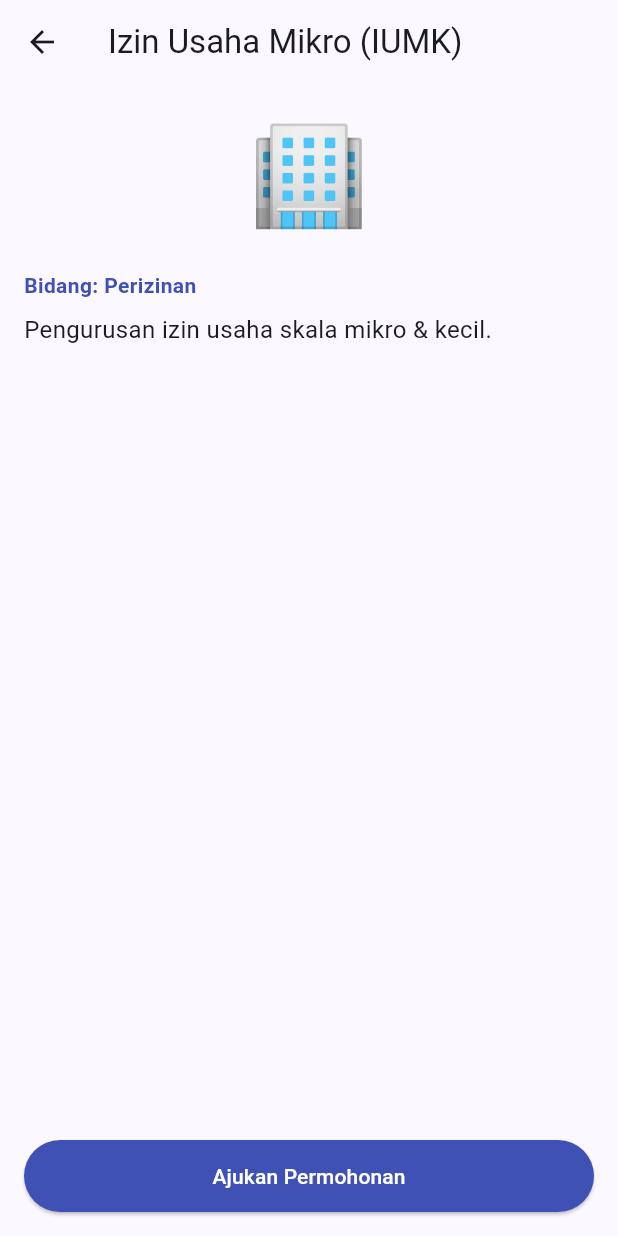
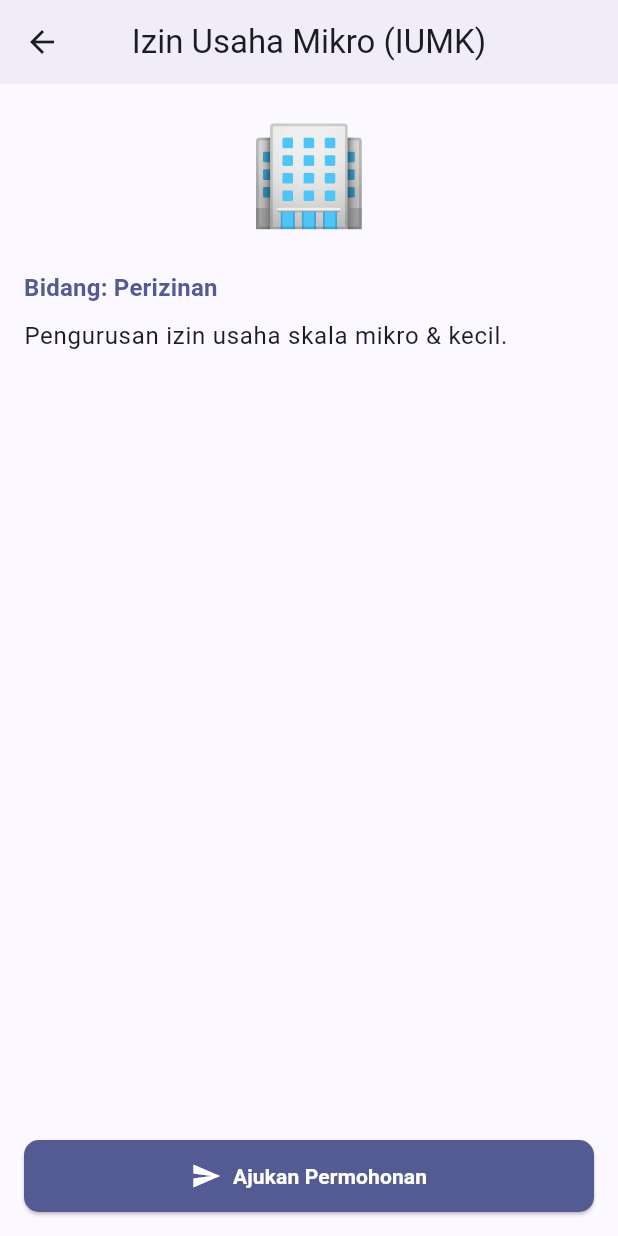
Before and after one commit to alvinesstuananta/nusantara_cerdas_mobile_707012400001PK5, a Flutter app: the HalamanDetailLayanan screen opened directly with sample values from the repository, on a phone screen of 412 x 824 dp. Run offline on Flutter 3.47's test engine with Material 3 defaults, Android fonts, the phone set to English and light mode, and no system bars; our stand-ins replace flutter_bloc.

Commit message:
first commit

```diff
--- /dev/null
+++ b/lib/cubit/theme_cubit.dart
@@ -0,0 +1,14 @@
+import 'package:flutter/material.dart';
+import 'package:flutter_bloc/flutter_bloc.dart';
+
+class ThemeCubit extends Cubit<ThemeMode> {
+  ThemeCubit() : super(ThemeMode.light);
+
+  void toggle() {
+    emit(state == ThemeMode.dark ? ThemeMode.light : ThemeMode.dark);
+  }
+
+  void setMode(ThemeMode mode) {
+    emit(mode);
+  }
+}
--- a/lib/navigation/kerangka_navigasi.dart
+++ b/lib/navigation/kerangka_navigasi.dart
@@ -6,6 +6,7 @@ import '../models/layanan_model.dart';
 import '../pages/halaman_beranda.dart';
 import '../pages/halaman_layanan.dart';
 import '../pages/halaman_warga.dart';
+import '../widgets/theme_toggle_button.dart';
 
 class KerangkaNavigasi extends StatefulWidget {
   const KerangkaNavigasi({super.key});
@@ -30,7 +31,7 @@ class _KerangkaNavigasiState extends State<KerangkaNavigasi> {
     return Scaffold(
       appBar: AppBar(
         title: const Text('Nusantara Cerdas Mobile'),
-        elevation: 2,
+        actions: const [ThemeToggleButton()],
       ),
       drawer: layarLebar ? null : _buatDrawer(),
       body: layarLebar
--- a/lib/pages/halaman_detail_layanan.dart
+++ b/lib/pages/halaman_detail_layanan.dart
@@ -3,6 +3,7 @@ import 'package:flutter_bloc/flutter_bloc.dart';
 
 import '../cubit/pengajuan_cubit.dart';
 import '../models/layanan_model.dart';
+import '../widgets/primary_button.dart';
 
 class HalamanDetailLayanan extends StatefulWidget {
   final Layanan layanan;
@@ -29,9 +30,7 @@ class _HalamanDetailLayananState extends State<HalamanDetailLayanan> {
 
     ScaffoldMessenger.of(context).showSnackBar(
       SnackBar(
-        content: Text(
-          'Layanan "${widget.layanan.nama}" berhasil ditambahkan ke keranjang pengajuan!',
-        ),
+        content: Text('Layanan "${widget.layanan.nama}" berhasil diajukan!'),
         backgroundColor: Colors.green,
       ),
     );
@@ -41,6 +40,8 @@ class _HalamanDetailLayananState extends State<HalamanDetailLayanan> {
 
   @override
   Widget build(BuildContext context) {
+    final theme = Theme.of(context);
+
     return Scaffold(
       appBar: AppBar(title: Text(widget.layanan.nama)),
       body: Padding(
@@ -57,37 +58,24 @@ class _HalamanDetailLayananState extends State<HalamanDetailLayanan> {
             const SizedBox(height: 16),
             Text(
               'Bidang: ${widget.layanan.bidang}',
-              style: const TextStyle(
+              style: theme.textTheme.titleMedium?.copyWith(
+                color: theme.colorScheme.primary,
                 fontWeight: FontWeight.bold,
-                color: Colors.indigo,
               ),
             ),
             const SizedBox(height: 8),
             Text(
               widget.layanan.deskripsi,
-              style: const TextStyle(fontSize: 16),
+              style: theme.textTheme.bodyLarge?.copyWith(
+                color: theme.colorScheme.onSurface,
+              ),
             ),
             const Spacer(),
-            SizedBox(
-              width: double.infinity,
-              height: 48,
-              child: ElevatedButton(
-                style: ElevatedButton.styleFrom(
-                  backgroundColor: Colors.indigo,
-                  foregroundColor: Colors.white,
-                ),
-                onPressed: _isSending ? null : _prosesPengajuan,
-                child: _isSending
-                    ? const SizedBox(
-                        height: 20,
-                        width: 20,
-                        child: CircularProgressIndicator(
-                          strokeWidth: 2,
-                          color: Colors.white,
-                        ),
-                      )
-                    : const Text('Ajukan Permohonan'),
-              ),
+            PrimaryButton(
+              label: 'Ajukan Permohonan',
+              icon: Icons.send,
+              isLoading: _isSending,
+              onPressed: _prosesPengajuan,
             ),
           ],
         ),
--- /dev/null
+++ b/lib/theme/app_theme.dart
@@ -0,0 +1,47 @@
+import 'package:flutter/material.dart';
+
+class AppTheme {
+  static const Color seedColor = Color(
+    0xFF1A237E,
+  ); // Indigo khas Nusantara Cerdas
+
+  static ThemeData get lightTheme => ThemeData(
+    useMaterial3: true,
+    colorScheme: ColorScheme.fromSeed(
+      seedColor: seedColor,
+      brightness: Brightness.light,
+    ),
+    appBarTheme: const AppBarTheme(centerTitle: true, elevation: 2),
+    cardTheme: CardThemeData(
+      elevation: 2,
+      margin: const EdgeInsets.symmetric(vertical: 6, horizontal: 12),
+      shape: RoundedRectangleBorder(borderRadius: BorderRadius.circular(12)),
+    ),
+    elevatedButtonTheme: ElevatedButtonThemeData(
+      style: ElevatedButton.styleFrom(
+        padding: const EdgeInsets.symmetric(horizontal: 24, vertical: 12),
+        shape: RoundedRectangleBorder(borderRadius: BorderRadius.circular(10)),
+      ),
+    ),
+  );
+
+  static ThemeData get darkTheme => ThemeData(
+    useMaterial3: true,
+    colorScheme: ColorScheme.fromSeed(
+      seedColor: seedColor,
+      brightness: Brightness.dark,
+    ),
+    appBarTheme: const AppBarTheme(centerTitle: true, elevation: 2),
+    cardTheme: CardThemeData(
+      elevation: 2,
+      margin: const EdgeInsets.symmetric(vertical: 6, horizontal: 12),
+      shape: RoundedRectangleBorder(borderRadius: BorderRadius.circular(12)),
+    ),
+    elevatedButtonTheme: ElevatedButtonThemeData(
+      style: ElevatedButton.styleFrom(
+        padding: const EdgeInsets.symmetric(horizontal: 24, vertical: 12),
+        shape: RoundedRectangleBorder(borderRadius: BorderRadius.circular(10)),
+      ),
+    ),
+  );
+}
--- /dev/null
+++ b/lib/widgets/primary_button.dart
@@ -0,0 +1,55 @@
+import 'package:flutter/material.dart';
+
+class PrimaryButton extends StatelessWidget {
+  final String label;
+  final VoidCallback? onPressed;
+  final bool isLoading;
+  final IconData? icon;
+
+  const PrimaryButton({
+    super.key,
+    required this.label,
+    required this.onPressed,
+    this.isLoading = false,
+    this.icon,
+  });
+
+  @override
+  Widget build(BuildContext context) {
+    final theme = Theme.of(context);
+
+    return SizedBox(
+      width: double.infinity,
+      height: 48,
+      child: ElevatedButton(
+        style: ElevatedButton.styleFrom(
+          backgroundColor: theme.colorScheme.primary,
+          foregroundColor: theme.colorScheme.onPrimary,
+        ),
+        onPressed: isLoading ? null : onPressed,
+        child: isLoading
+            ? SizedBox(
+                height: 20,
+                width: 20,
+                child: CircularProgressIndicator(
+                  strokeWidth: 2,
+                  color: theme.colorScheme.onPrimary,
+                ),
+              )
+            : Row(
+                mainAxisAlignment: MainAxisAlignment.center,
+                children: [
+                  if (icon != null) ...[
+                    Icon(icon, size: 20),
+                    const SizedBox(width: 8),
+                  ],
+                  Text(
+                    label,
+                    style: const TextStyle(fontWeight: FontWeight.bold),
+                  ),
+                ],
+              ),
+      ),
+    );
+  }
+}
```
Also changed, not shown: lib/main.dart (+10 -1 lines), lib/pages/halaman_layanan.dart (+10 -30 lines), lib/pages/halaman_warga.dart (+35 -11 lines), lib/widgets/layanan_card.dart (added, +52 -0 lines), lib/widgets/theme_toggle_button.dart (added, +20 -0 lines), 1 other file.
